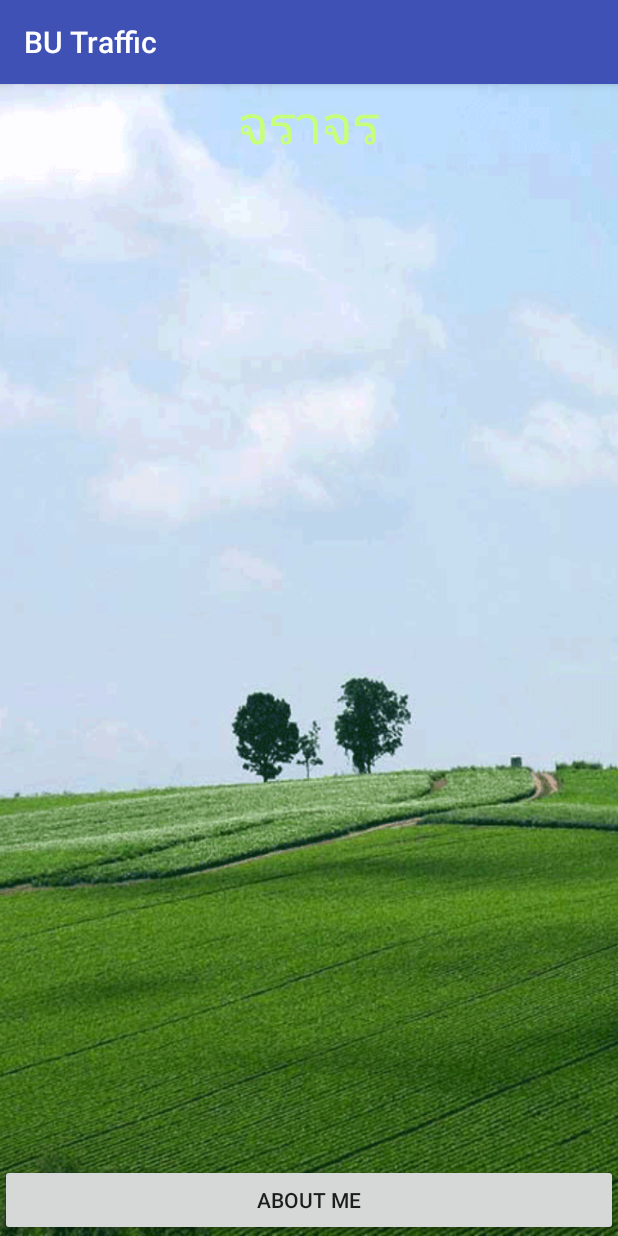
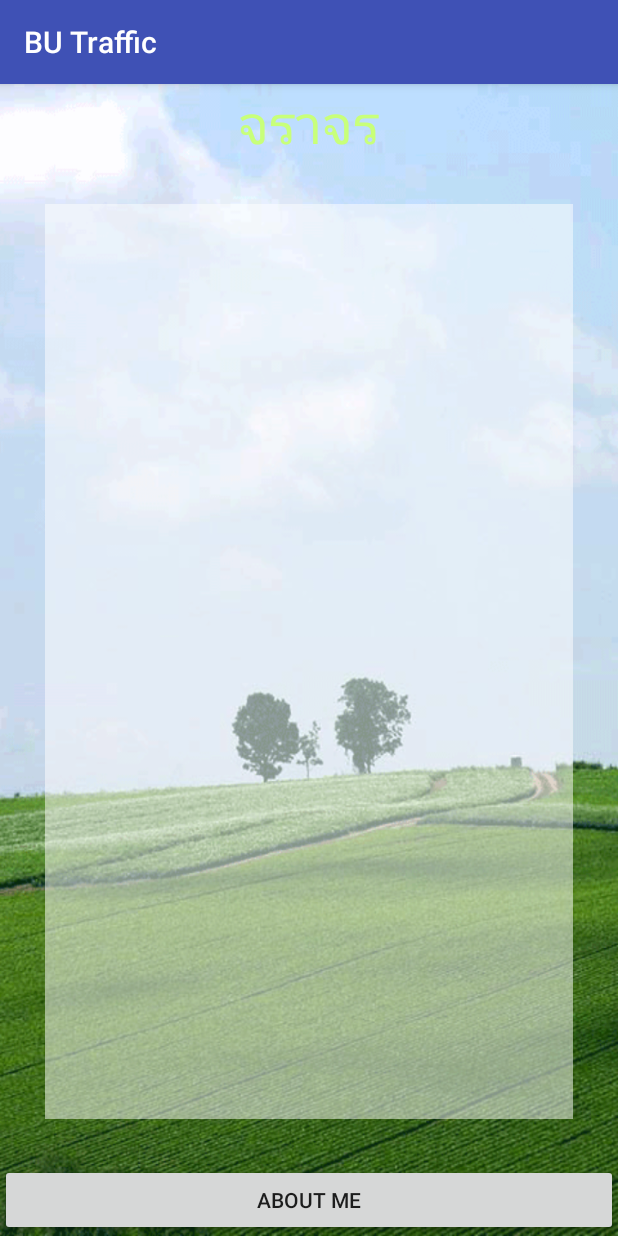
Before and after one commit to pravateb/BU_Traffic, an Android app: the screen it shows after launch (MainActivity), on a phone screen of 412 x 824 dp. Run offline under Robolectric (Android 15) with nearby library versions, the phone set to English and light mode, and no system bars.

Commit message:
Sound Effect Successful

```diff
--- a/app/build.gradle
+++ b/app/build.gradle
@@ -23,4 +23,5 @@ dependencies {
     compile fileTree(dir: 'libs', include: ['*.jar'])
     testCompile 'junit:junit:4.12'
     compile 'com.android.support:appcompat-v7:23.1.0'
+    compile 'com.google.android.gms:play-services-appindexing:8.1.0'
 }
--- a/app/src/main/AndroidManifest.xml
+++ b/app/src/main/AndroidManifest.xml
@@ -15,6 +15,11 @@
                 <category android:name="android.intent.category.LAUNCHER" />
             </intent-filter>
         </activity>
+        <!-- ATTENTION: This was auto-generated to add Google Play services to your project for
+             App Indexing.  See https://g.co/AppIndexing/AndroidStudio for more information. -->
+        <meta-data
+            android:name="com.google.android.gms.version"
+            android:value="@integer/google_play_services_version" />
     </application>
 
 </manifest>
--- a/app/src/main/java/thaisavecost/pravate/butraffic/MainActivity.java
+++ b/app/src/main/java/thaisavecost/pravate/butraffic/MainActivity.java
@@ -1,13 +1,59 @@
 package thaisavecost.pravate.butraffic;
 
+import android.media.MediaPlayer;
+import android.net.Uri;
 import android.support.v7.app.AppCompatActivity;
 import android.os.Bundle;
+import android.view.View;
+import android.widget.Button;
+import android.widget.ListView;
+
+import com.google.android.gms.appindexing.Action;
+import com.google.android.gms.appindexing.AppIndex;
+import com.google.android.gms.common.api.GoogleApiClient;
+
+import static thaisavecost.pravate.butraffic.R.id.listView;
 
 public class MainActivity extends AppCompatActivity {
+
+    // พื้นที่ประกาศตัวแปล คือประกาศใน Class แต่ อยู่นอก Method เสมอ
+    // Explicit แปลว่าการประกาศตัวแปล
+    private ListView trafficListView;
+    private Button aboutMeButton;
+
 
     @Override
     protected void onCreate(Bundle savedInstanceState) {
         super.onCreate(savedInstanceState);
         setContentView(R.layout.activity_main);
+
+        //Bind Widget ผูก Widget
+        bindWidget();
+
+        //Button Controller
+        buttonController();
+
+    }   // Main Method จบด้วย ; เสมอ และ ต้องมี onCreate เสมอ
+
+    private void buttonController() {
+        aboutMeButton.setOnClickListener(new View.OnClickListener() {
+            @Override
+            public void onClick(View v) {
+
+                //Sound Effect
+                MediaPlayer buttonPlayer = MediaPlayer.create(getBaseContext(), R.raw.dog);
+                buttonPlayer.start();
+
+                //Intent to WebView
+
+
+            }  // event
+        });
     }
-}
+
+    private void bindWidget() {
+        trafficListView = (ListView) findViewById(R.id.listView);
+        aboutMeButton = (Button) findViewById(R.id.button);
+    }
+
+}   // Main Class นี่คือคลาสหลัก
--- a/app/src/main/res/layout/activity_main.xml
+++ b/app/src/main/res/layout/activity_main.xml
@@ -25,7 +25,8 @@
             android:layout_width="match_parent"
             android:layout_height="match_parent"
             android:id="@+id/listView"
-            android:layout_margin="30dp" />
+            android:layout_margin="30dp"
+            android:background="#82ffffff" />
     </LinearLayout>
 
     <Button
```
Also changed, not shown: 1 other file.
